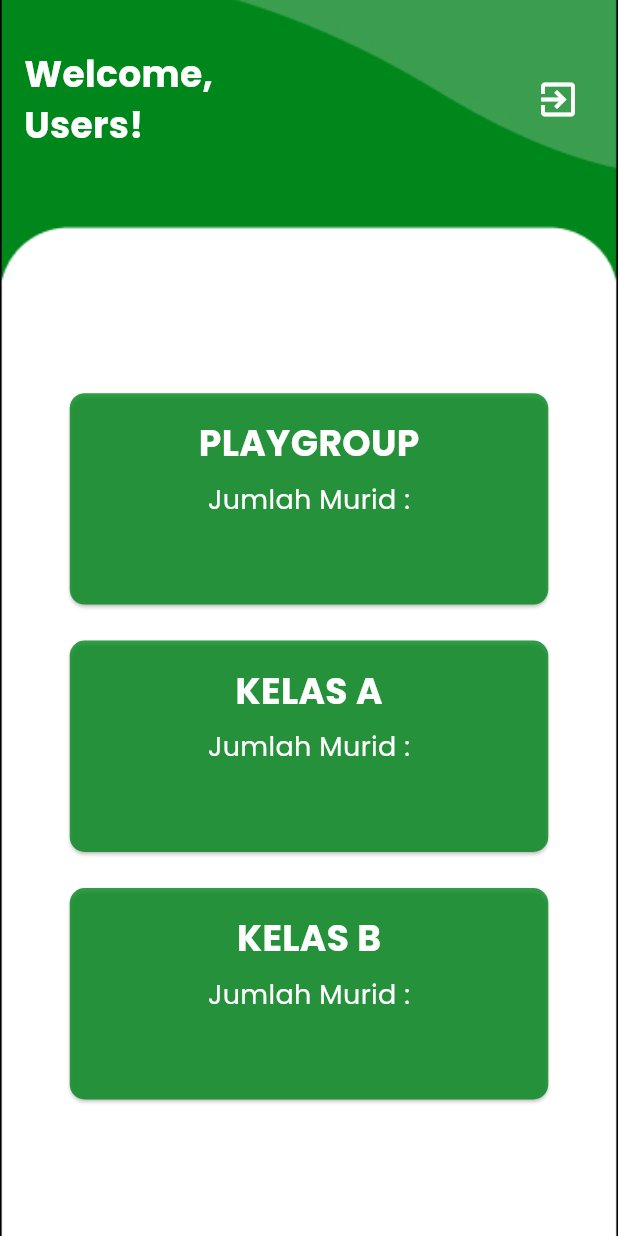
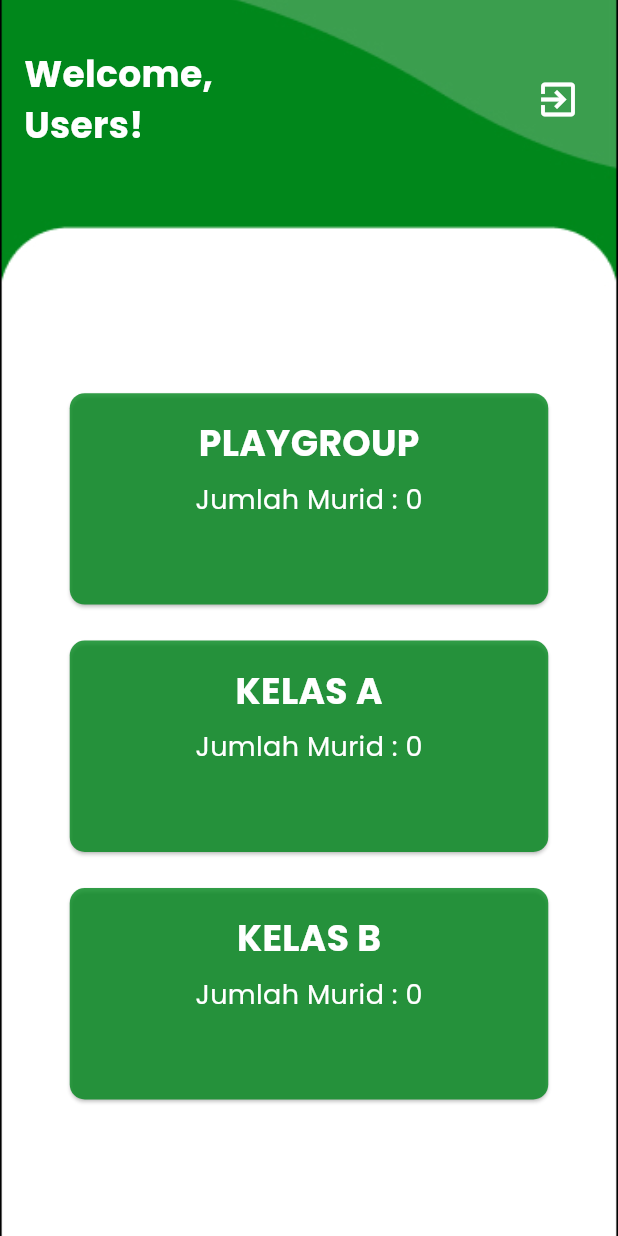
Before and after one commit to DebyAyuSyakhira/E-Rapor, a Flutter app: the HomeView screen opened by its route, on a phone screen of 412 x 824 dp. Run offline on Flutter 3.47's test engine with Material 3 defaults, Android fonts, the light colour scheme and no system bars; our stand-ins replace cloud_firestore, firebase_auth, firebase_core, get; accounts and stored records are empty.

Commit message:
edit list kelas A, B, Playgroup, add murid, home

```diff
--- a/lib/app/modules/home/views/home_view.dart
+++ b/lib/app/modules/home/views/home_view.dart
@@ -55,7 +55,7 @@ class HomeView extends GetView<HomeController> {
                       ],
                     ),
                     IconButton(
-                      icon: Icon(
+                      icon: const Icon(
                         Icons.exit_to_app,
                         color: Colors.white,
                         size: 30.0,
@@ -69,7 +69,7 @@ class HomeView extends GetView<HomeController> {
                   ],
                 ),
               ),
-              Spacer(flex: 2),
+              const Spacer(flex: 2),
               Padding(
                 padding: const EdgeInsets.all(16.0),
                 child: Center(
@@ -80,34 +80,34 @@ class HomeView extends GetView<HomeController> {
                       ClassCard(
                         className: 'PLAYGROUP',
                         onPressed: () {
-                          Get.toNamed("/playgroup");
+                          Get.toNamed("/playgroup", arguments: controller.idPlaygroup);
                           // Handle PLAYGROUP button press
                           print('Tombol PLAYGROUP ditekan');
-                        },
+                        }, studentCount: controller.jumlahPlaygroup,
                       ),
-                      SizedBox(height: 16.0),
+                      const SizedBox(height: 16.0),
                       ClassCard(
                         className: 'KELAS A',
                         onPressed: () {
-                          Get.toNamed("/kelas-a");
+                          Get.toNamed("/kelas-a", arguments: controller.idA);
                           // Handle KELAS A button press
                           print('Tombol KELAS A ditekan');
-                        },
+                        }, studentCount: controller.jumlahA,
                       ),
-                      SizedBox(height: 16.0),
+                      const SizedBox(height: 16.0),
                       ClassCard(
                         className: 'KELAS B',
                         onPressed: () {
-                          Get.toNamed("/kelas-b");
+                          Get.toNamed("/kelas-b", arguments: controller.idB);
                           // Handle KELAS B button press
                           print('Tombol KELAS B ditekan');
-                        },
+                        }, studentCount: controller.jumlahB,
                       ),
                     ],
                   ),
                 ),
               ),
-              Spacer(flex: 1),
+              const Spacer(flex: 1),
             ],
           ),
         ],
@@ -118,9 +118,10 @@ class HomeView extends GetView<HomeController> {
 
 class ClassCard extends StatefulWidget {
   final String className;
+  final int studentCount;
   final VoidCallback onPressed;
 
-  ClassCard({required this.className, required this.onPressed});
+  ClassCard({required this.className, required this.onPressed, required this.studentCount});
 
   @override
   _ClassCardState createState() => _ClassCardState();
@@ -149,13 +150,13 @@ class _ClassCardState extends State<ClassCard> {
         });
       },
       child: AnimatedContainer(
-        duration: Duration(milliseconds: 200),
+        duration: const Duration(milliseconds: 200),
         transform: Matrix4.identity()..scale(_isTapped ? 0.95 : 1.0),
         child: SizedBox(
           width: 327,
           height: 148.93,
           child: Card(
-            color: Color(0xFF00871B)
+            color: const Color(0xFF00871B)
                 .withOpacity(0.8), // Button color set to #00871B
             shape: RoundedRectangleBorder(
               borderRadius: BorderRadius.circular(10),
@@ -167,16 +168,16 @@ class _ClassCardState extends State<ClassCard> {
                 children: [
                   Text(
                     widget.className,
-                    style: TextStyle(
+                    style: const TextStyle(
                       color: Colors.white,
                       fontSize: 24.0,
                       fontWeight: FontWeight.bold,
                     ),
                   ),
-                  SizedBox(height: 8.0),
+                  const SizedBox(height: 8.0),
                   Text(
-                    'Jumlah Murid :',
-                    style: TextStyle(
+                    'Jumlah Murid : ${widget.studentCount}',
+                    style: const TextStyle(
                       color: Colors.white,
                       fontSize: 18.0,
                     ),
```
Also changed, not shown: lib/app/modules/add_murid/controllers/add_murid_controller.dart (+6 -11 lines), lib/app/modules/add_murid/views/add_murid_view.dart (+3 -58 lines), lib/app/modules/home/controllers/home_controller.dart (+52 -0 lines), lib/app/modules/kelasA/controllers/kelas_a_controller.dart (+12 -5 lines), lib/app/modules/kelasB/controllers/kelas_b_controller.dart (+7 -5 lines), lib/app/modules/playgroup/controllers/playgroup_controller.dart (+15 -5 lines), lib/app/modules/playgroup/views/playgroup_view.dart (+14 -13 lines).
